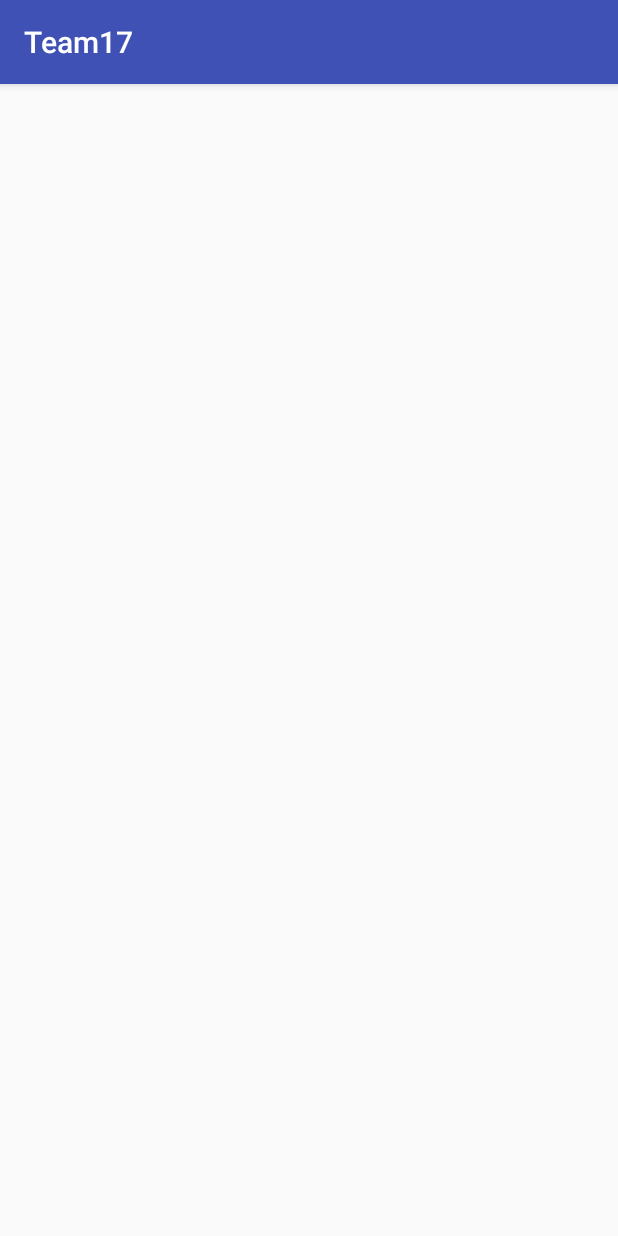
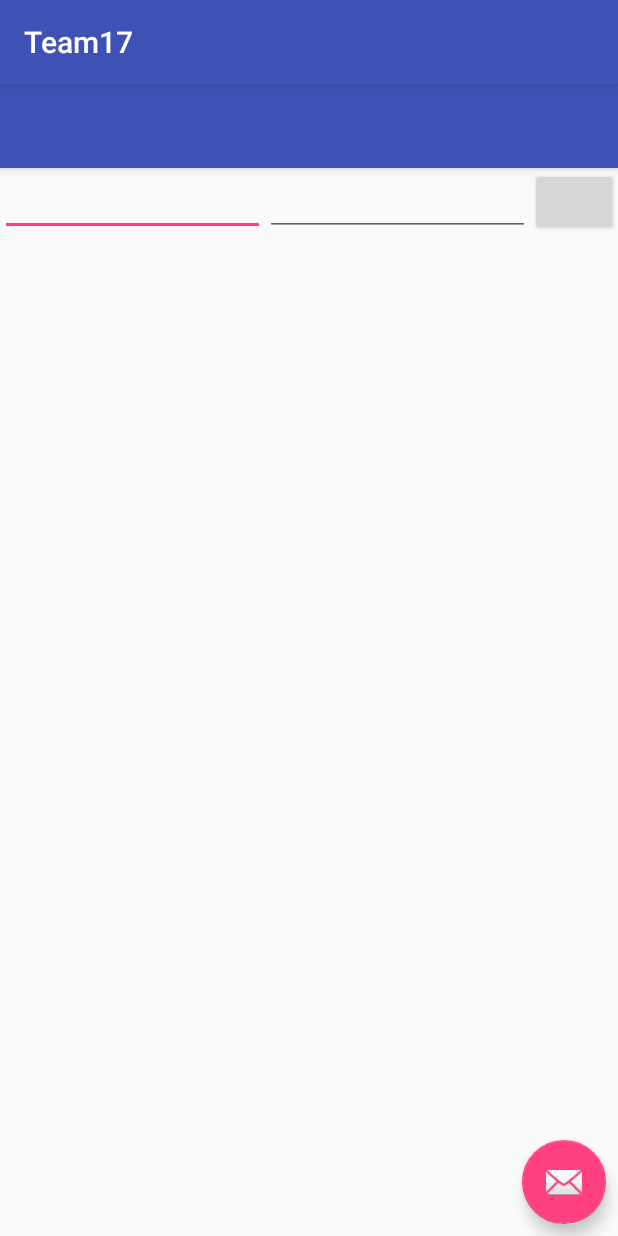
Before and after one commit to Disqovery2016/Team_17, an Android app: the BusListActivity screen opened directly, with no data from a screen before it, on a phone screen of 412 x 824 dp. Run offline under Robolectric (Android 15) with nearby library versions, the light colour scheme and no system bars; libraries missing offline, so code that uses them is left out: com.loopj.android, cz.msebera.android; 3 statements that could not run were skipped.

Commit message:
Added list view and details view code

```diff
--- a/app/src/main/java/tech/team17/BusListActivity.java
+++ b/app/src/main/java/tech/team17/BusListActivity.java
@@ -1,13 +1,97 @@
 package tech.team17;
 
+import android.content.Intent;
+import android.support.v4.view.MenuItemCompat;
+import android.support.v7.app.ActionBarActivity;
 import android.support.v7.app.AppCompatActivity;
 import android.os.Bundle;
+import android.support.v7.widget.SearchView;
+import android.view.Menu;
+import android.view.MenuItem;
+import android.view.View;
+import android.widget.AdapterView;
+import android.widget.ListView;
+import android.widget.ProgressBar;
 
-public class BusListActivity extends AppCompatActivity {
+import com.loopj.android.http.JsonHttpResponseHandler;
+
+import org.json.JSONArray;
+import org.json.JSONException;
+import org.json.JSONObject;
+
+import java.util.ArrayList;
+
+import cz.msebera.android.httpclient.Header;
+
+public class BusListActivity extends ActionBarActivity {
+    public static final String Bus_DETAIL_KEY = "book";
+    private ListView lvBus;
+    private BusAdapter busAdapter;
+    private BusClient client;
+    private ProgressBar progress;
 
     @Override
     protected void onCreate(Bundle savedInstanceState) {
         super.onCreate(savedInstanceState);
         setContentView(R.layout.activity_bus_list);
+        lvBus = (ListView) findViewById(R.id.lvBus);
+        ArrayList<Bus> aBus = new ArrayList<Bus>();
+        // initialize the adapter
+        busAdapter = new BusAdapter(this, aBus);
+        // attach the adapter to the ListView
+        lvBus.setAdapter(busAdapter);
+        progress = (ProgressBar) findViewById(R.id.progress);
+        setupBookSelectedListener();
+    }
+
+    public void setupBookSelectedListener() {
+        lvBus.setOnItemClickListener(new AdapterView.OnItemClickListener() {
+            @Override
+            public void onItemClick(AdapterView<?> parent, View view, int position, long id) {
+                // Launch the detail view passing book as an extra
+                Intent intent = new Intent(BusListActivity.this, BusDetailActivity.class);
+                intent.putExtra(BUS_DETAIL_KEY, busAdapter.getItem(position));
+                startActivity(intent);
+            }
+        });
+    }
+
+    // Executes an API call to the OpenLibrary search endpoint, parses the results
+    // Converts them into an array of book objects and adds them to the adapter
+    private void fetchBooks(String query) {
+        // Show progress bar before making network request
+        progress.setVisibility(ProgressBar.VISIBLE);
+        client = new BusClient();
+        client.getBus(query, new JsonHttpResponseHandler() {
+            @Override
+            public void onSuccess(int statusCode, Header[] headers, JSONObject response) {
+                try {
+                    // hide progress bar
+                    progress.setVisibility(ProgressBar.GONE);
+                    JSONArray docs = null;
+                    if (response != null) {
+                        // Get the docs json array
+                        docs = response.getJSONArray("docs");
+                        // Parse json array into array of model objects
+                        final ArrayList<Bus> bus = Bus.fromJson(docs);
+                        // Remove all books from the adapter
+                        busAdapter.clear();
+                        // Load model objects into the adapter
+                        for (Bus book : bus) {
+                            busAdapter.add(bus); // add book through the adapter
+                        }
+                        busAdapter.notifyDataSetChanged();
+                    }
+                } catch (JSONException e) {
+                    // Invalid JSON format, show appropriate error.
+                    e.printStackTrace();
+                }
+            }
+
+            @Override
+            public void onFailure(int statusCode, Header[] headers, String responseString, Throwable throwable) {
+                progress.setVisibility(ProgressBar.GONE);
+            }
+        });
     }
 }
--- a/app/src/main/res/layout/activity_bus_list.xml
+++ b/app/src/main/res/layout/activity_bus_list.xml
@@ -1,13 +1,34 @@
 <?xml version="1.0" encoding="utf-8"?>
-<RelativeLayout xmlns:android="http://schemas.android.com/apk/res/android"
+<android.support.design.widget.CoordinatorLayout xmlns:android="http://schemas.android.com/apk/res/android"
+    xmlns:app="http://schemas.android.com/apk/res-auto"
     xmlns:tools="http://schemas.android.com/tools"
-    android:id="@+id/activity_bus_list"
     android:layout_width="match_parent"
     android:layout_height="match_parent"
-    android:paddingBottom="@dimen/activity_vertical_margin"
-    android:paddingLeft="@dimen/activity_horizontal_margin"
-    android:paddingRight="@dimen/activity_horizontal_margin"
-    android:paddingTop="@dimen/activity_vertical_margin"
+    android:fitsSystemWindows="true"
     tools:context="tech.team17.BusListActivity">
 
-</RelativeLayout>
+    <android.support.design.widget.AppBarLayout
+        android:layout_width="match_parent"
+        android:layout_height="wrap_content"
+        android:theme="@style/AppTheme.AppBarOverlay">
+
+        <android.support.v7.widget.Toolbar
+            android:id="@+id/toolbar"
+            android:layout_width="match_parent"
+            android:layout_height="?attr/actionBarSize"
+            android:background="?attr/colorPrimary"
+            app:popupTheme="@style/AppTheme.PopupOverlay" />
+
+    </android.support.design.widget.AppBarLayout>
+
+    <include layout="@layout/content_bus_list" />
+
+    <android.support.design.widget.FloatingActionButton
+        android:id="@+id/fab"
+        android:layout_width="wrap_content"
+        android:layout_height="wrap_content"
+        android:layout_gravity="bottom|end"
+        android:layout_margin="@dimen/fab_margin"
+        android:src="@android:drawable/ic_dialog_email" />
+
+</android.support.design.widget.CoordinatorLayout>
--- /dev/null
+++ b/app/src/main/res/layout/content_bus_list.xml
@@ -0,0 +1,43 @@
+<?xml version="1.0" encoding="utf-8"?>
+<LinearLayout xmlns:android="http://schemas.android.com/apk/res/android"
+    xmlns:app="http://schemas.android.com/apk/res-auto"
+    xmlns:tools="http://schemas.android.com/tools"
+    android:layout_width="match_parent"
+    android:layout_height="match_parent"
+    app:layout_behavior="@string/appbar_scrolling_view_behavior"
+    tools:context="tech.team17.BusListActivity"
+    tools:showIn="@layout/activity_bus_list"
+    android:orientation="vertical"
+    android:weightSum="1">
+
+    <ProgressBar
+        android:id="@+id/progress"
+        android:layout_width="match_parent"
+        android:layout_height="wrap_content"
+        style="?android:attr/progressBarStyleHorizontal"
+        android:max="100"
+        android:indeterminate="true"
+        android:visibility="gone" />
+    <LinearLayout android:layout_width="fill_parent"
+        android:layout_height="wrap_content"
+        android:orientation="horizontal">
+        <EditText android:id="@+id/source"
+            android:layout_width="fill_parent"
+            android:layout_height="wrap_content"
+            android:layout_weight="1"/>
+        <EditText android:id="@+id/destination"
+            android:layout_width="fill_parent"
+            android:layout_height="wrap_content"
+            android:layout_weight="1"/>
+        <Button android:id="@+id/search"
+            android:layout_width="fill_parent"
+            android:layout_height="fill_parent"
+            android:layout_weight="1.5" />
+    </LinearLayout>
+    <ListView
+        android:id="@+id/lvBus"
+        android:layout_width="wrap_content"
+        android:layout_height="302dp"
+        android:layout_weight="0.33" />
+
+</LinearLayout>
```
Also changed, not shown: app/src/main/java/tech/team17/MainActivity.java (+10 -1 lines), app/src/main/res/layout/activity_main.xml (+9 -0 lines), app/src/main/res/layout/item_bus.xml (added, +43 -0 lines).
